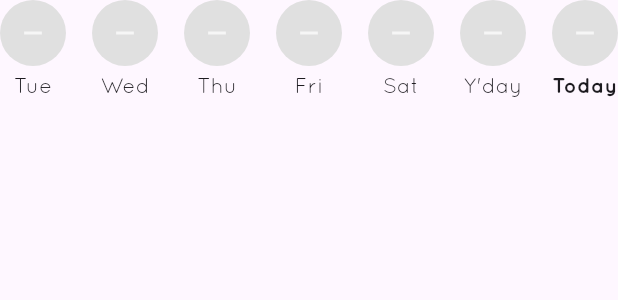
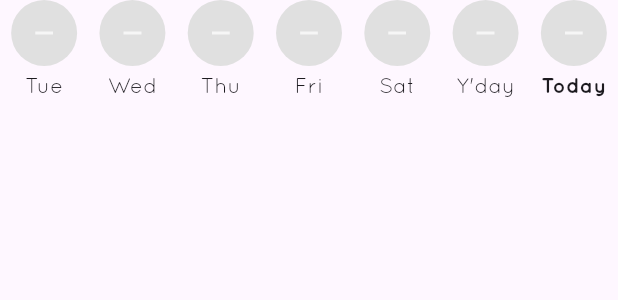
Before and after one commit to zawcompany/MOOD_TRACKER, a Flutter app: the WeeklyMoodRow widget shown alone on an empty page, opened directly with empty values, on a phone screen of 412 x 824 dp. Shown: the top 300 px of the screen. Run offline on Flutter 3.47's test engine with Material 3 defaults, Android fonts, the phone set to English and light mode, and no system bars; our stand-ins replace cloud_firestore, firebase_auth, firebase_core; accounts and stored records are empty; network calls fail.

Commit message:
Perbaiki hey (eror)

```diff
--- a/lib/page/dashboard/presentation/widgets/weekly_mood_row.dart
+++ b/lib/page/dashboard/presentation/widgets/weekly_mood_row.dart
@@ -28,12 +28,14 @@ class WeeklyMoodRow extends StatelessWidget {
     final Map<DateTime, MoodEntryModel> moodMap = {};
 
     for (var m in moods) {
-      final dateKey = DateTime(m.timestamp.year, m.timestamp.month, m.timestamp.day);
+      final dateKey =
+          DateTime(m.timestamp.year, m.timestamp.month, m.timestamp.day);
       moodMap[dateKey] = m;
     }
 
     final List<DateTime> last7Days = List.generate(7, (i) {
-      return DateTime(now.year, now.month, now.day).subtract(Duration(days: 6 - i));
+      return DateTime(now.year, now.month, now.day)
+          .subtract(Duration(days: 6 - i));
     });
 
     return Row(
@@ -41,6 +43,7 @@ class WeeklyMoodRow extends StatelessWidget {
       children: List.generate(7, (i) {
         final date = last7Days[i];
         final mood = moodMap[date];
+
         final color = mood != null
             ? _colorFromHex(mood.moodColorHex)
             : Colors.grey.shade300;
@@ -54,7 +57,8 @@ class WeeklyMoodRow extends StatelessWidget {
           dayName = DateFormat('EEE').format(date);
         }
 
-        return Column(
+        return Expanded(
+          child: Column(
             children: [
               CircleAvatar(
                 radius: 22,
@@ -62,17 +66,20 @@ class WeeklyMoodRow extends StatelessWidget {
                 backgroundImage:
                     mood != null ? AssetImage(mood.imagePath) : null,
                 child: mood == null
-                  ? const Icon(Icons.remove, color: Colors.white70, size: 20)
+                    ? const Icon(Icons.remove,
+                        color: Colors.white70, size: 20)
                     : null,
               ),
               const SizedBox(height: 4),
               Text(
                 dayName,
                 style: TextStyle(
-                    fontWeight: _isSameDay(date, now) ? FontWeight.bold : FontWeight.normal,
+                  fontWeight:
+                      _isSameDay(date, now) ? FontWeight.bold : FontWeight.normal,
                 ),
               ),
             ],
+          ),
         );
       }),
     );
--- a/lib/page/sign_up_page.dart
+++ b/lib/page/sign_up_page.dart
@@ -56,6 +56,9 @@ class _SignUpPageState extends State<SignUpPage> {
       await _authService.registerUser(email, password, name);
 
       final User? user = FirebaseAuth.instance.currentUser;
+      if (user != null) {
+        await user.updateProfile(displayName: name);
+      }
       String userName = user?.displayName ?? name;
 
       Navigator.of(context).pushReplacement(
```
Also changed, not shown: lib/page/dashboard/presentation/screens/dashboard_screen.dart (+19 -8 lines). Lines whose indentation alone changed are shown as unchanged.
